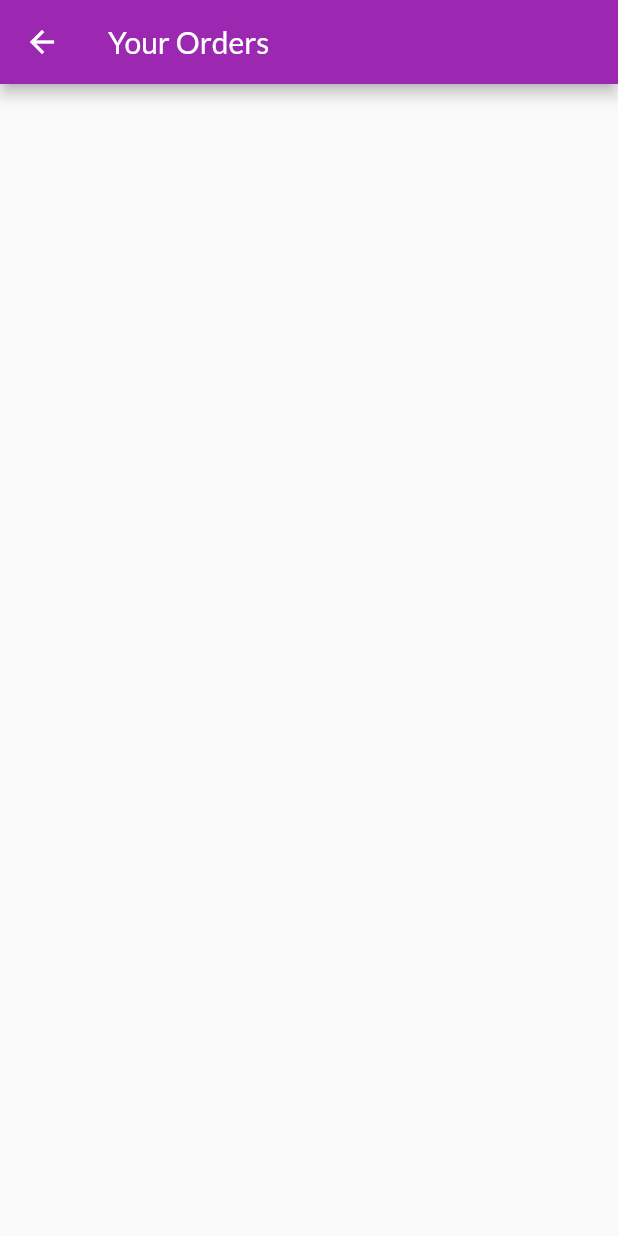
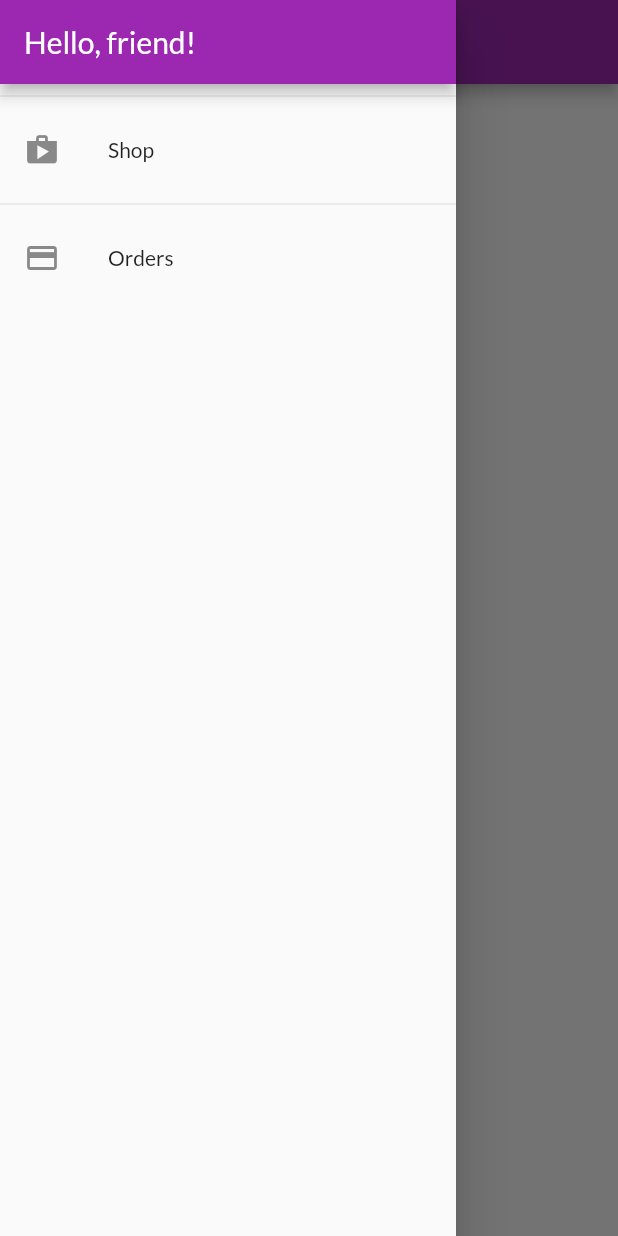
Before and after one commit to Andrew-Yanovich/udemi-shopapp, a Flutter app: the OrdersScreen screen opened by its route, with the side drawer open (before the commit the screen has no drawer), on a phone screen of 412 x 824 dp. Run offline on Flutter 3.47's test engine with Material 2 defaults, Android fonts, the phone set to English and light mode, and no system bars; network calls fail.

Commit message:
211 - Added Drawer() with links

```diff
--- a/lib/screens/orders_screen.dart
+++ b/lib/screens/orders_screen.dart
@@ -1,5 +1,6 @@
 import 'package:flutter/material.dart';
 import 'package:provider/provider.dart';
+import '../widgets/app_drawer.dart';
 import '../widgets/order_item.dart';
 import '../providers/orders.dart' show Orders;
 
@@ -13,8 +14,9 @@ class OrdersScreen extends StatelessWidget {
     final ordersData = Provider.of<Orders>(context);
     return Scaffold(
       appBar: AppBar(
-        title: Text('Your Orders'),
+        title: const Text('Your Orders'),
       ),
+      drawer: const AppDrawer(),
       body: ListView.builder(
         itemCount: ordersData.orders.length,
         itemBuilder: (ctx, i) => OrderItem(order: ordersData.orders[i]),
--- a/lib/screens/products_overview_screen.dart
+++ b/lib/screens/products_overview_screen.dart
@@ -1,5 +1,6 @@
 import 'package:flutter/material.dart';
 import 'package:provider/provider.dart';
+import '../widgets/app_drawer.dart';
 import './cart_screen.dart';
 import '../providers/cart.dart';
 import '../widgets/products_grid.dart';
@@ -63,6 +64,7 @@ class _ProductsOverviewScreenState extends State<ProductsOverviewScreen> {
           ),
         ],
       ),
+      drawer: const AppDrawer(),
       body: ProductsGrid(showFavs: _showOnlyFavorites),
     );
   }
--- /dev/null
+++ b/lib/widgets/app_drawer.dart
@@ -0,0 +1,36 @@
+import 'package:flutter/material.dart';
+import '../screens/orders_screen.dart';
+
+class AppDrawer extends StatelessWidget {
+  const AppDrawer({Key? key}) : super(key: key);
+
+  @override
+  Widget build(BuildContext context) {
+    return Drawer(
+      child: Column(
+        children: [
+          AppBar(
+            title: const Text('Hello, friend!'),
+            automaticallyImplyLeading: false,
+          ),
+          const Divider(),
+          ListTile(
+            leading: const Icon(Icons.shop),
+            title: const Text('Shop'),
+            onTap: (){
+              Navigator.of(context).pushReplacementNamed('/');
+            },
+          ),
+          const Divider(),
+          ListTile(
+            leading: const Icon(Icons.payment),
+            title: const Text('Orders'),
+            onTap: (){
+              Navigator.of(context).pushReplacementNamed(OrdersScreen.routeName);
+            },
+          ),
+        ],
+      ),
+    );
+  }
+}
--- a/lib/widgets/order_item.dart
+++ b/lib/widgets/order_item.dart
@@ -16,7 +16,7 @@ class OrderItem extends StatelessWidget {
           ListTile(
             title: Text('\$${order.amount}'),
             subtitle: Text(
-              DateFormat('dd MM yyyy hh:mm').format(order.dateTime),
+              DateFormat('dd.MM.yyyy hh:mm').format(order.dateTime),
             ),
             trailing: IconButton(
               icon: const Icon(Icons.expand_more),
```
